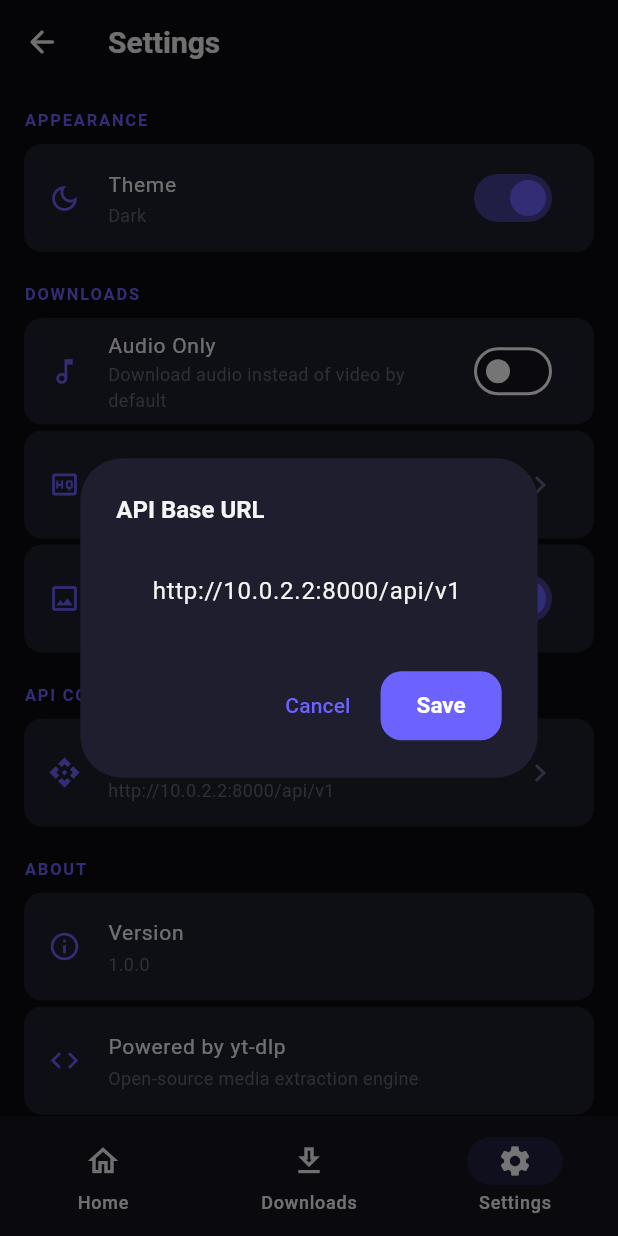
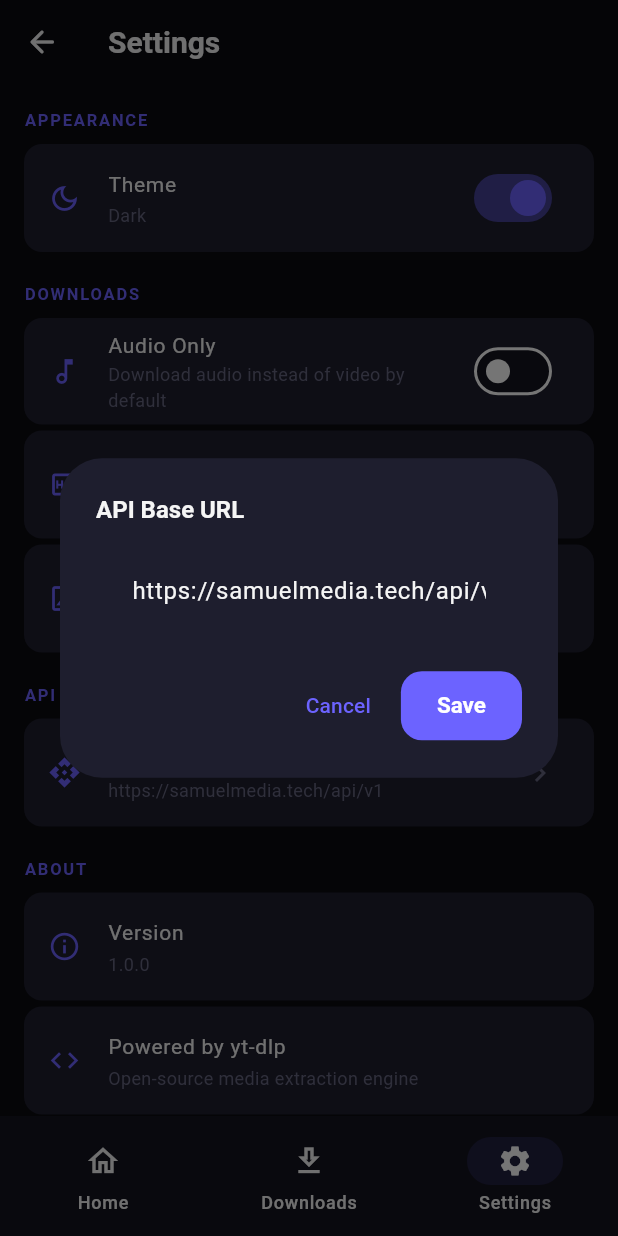
Before and after one commit to HibirSystems/Fetchio, a Flutter app: the SettingsScreen screen opened by its route, after a tap on "API Base URL", on a phone screen of 412 x 824 dp. Run offline on Flutter 3.47's test engine with Material 3 defaults, Android fonts, the phone set to English and light mode, and no system bars; our stand-ins replace dio, flutter_riverpod, go_router, hive_flutter, package_info_plus, percent_indicator and 1 more; accounts and stored records are empty; network calls fail.

Commit message:
feat: build APK without backend — domain default URL + conditional signing
Agent-Logs-Url: https://github.com/HibirSystems/Fetchio/sessions/625f13db-78b8-4b2f-bbf2-37fbcacccbd4

Co-authored-by: HibirSystems <172380313+HibirSystems@users.noreply.github.com>

```diff
--- a/frontend/lib/core/constants/app_constants.dart
+++ b/frontend/lib/core/constants/app_constants.dart
@@ -8,7 +8,7 @@ class AppConstants {
   // Override at build time: flutter build apk --dart-define=API_BASE_URL=https://your-server/api/v1
   static const String baseUrl = String.fromEnvironment(
     'API_BASE_URL',
-    defaultValue: 'http://10.0.2.2:8000/api/v1',
+    defaultValue: 'https://samuelmedia.tech/api/v1',
   );
   static const Duration connectTimeout = Duration(seconds: 15);
   static const Duration receiveTimeout = Duration(seconds: 60);
```
Also changed, not shown: 2 other files.
